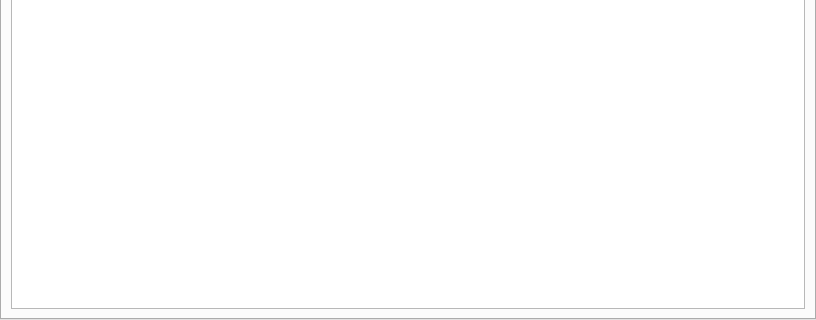
Before: the Qt Designer form ui/propertywidget.ui in KDAB/GammaRay, drawn with Qt 5; both pictures show x 0 to 816 and y 285 to 605 of the 816 by 605 pixel window.
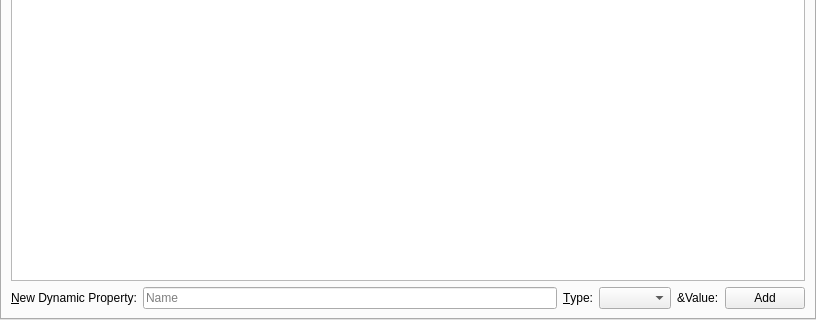
After: the same form once the commit is applied. Icons and pictures are not drawn. Custom widgets are drawn as their Qt base class.

Commit message: Add basic UI for adding new dynamic properties.

The edit to the form file:
```diff
--- a/ui/propertywidget.ui
+++ b/ui/propertywidget.ui
@@ -40,6 +40,57 @@
          </property>
         </widget>
        </item>
+       <item>
+        <layout class="QHBoxLayout" name="newPropertyLayout">
+         <item>
+          <widget class="QLabel" name="label">
+           <property name="text">
+            <string>&amp;New Dynamic Property:</string>
+           </property>
+           <property name="buddy">
+            <cstring>newPropertyName</cstring>
+           </property>
+          </widget>
+         </item>
+         <item>
+          <widget class="QLineEdit" name="newPropertyName">
+           <property name="placeholderText">
+            <string>Name</string>
+           </property>
+          </widget>
+         </item>
+         <item>
+          <widget class="QLabel" name="label_2">
+           <property name="text">
+            <string>&amp;Type:</string>
+           </property>
+           <property name="buddy">
+            <cstring>newPropertyType</cstring>
+           </property>
+          </widget>
+         </item>
+         <item>
+          <widget class="QComboBox" name="newPropertyType"/>
+         </item>
+         <item>
+          <widget class="QLabel" name="newPropertyValueLabel">
+           <property name="text">
+            <string>&amp;Value:</string>
+           </property>
+          </widget>
+         </item>
+         <item>
+          <widget class="QPushButton" name="newPropertyButton">
+           <property name="text">
+            <string>Add</string>
+           </property>
+           <property name="icon">
+            <iconset theme="list-add"/>
+           </property>
+          </widget>
+         </item>
+        </layout>
+       </item>
       </layout>
      </widget>
      <widget class="QWidget" name="staticPropertyTab">
```
The commit also changes 2 other files.
